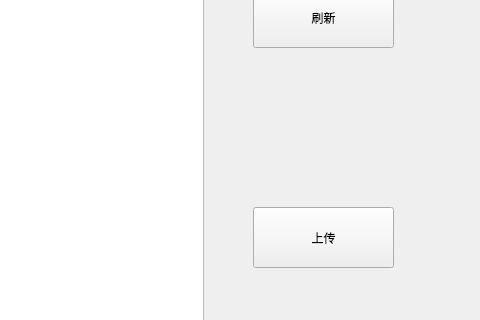
Above: src/xdisk_gui/xdisk_gui.ui from Novice-DH/xdisk before the change; both pictures show x 247 to 727 and y 283 to 603 of the 727 by 603 pixel window. Below: the same form after it.
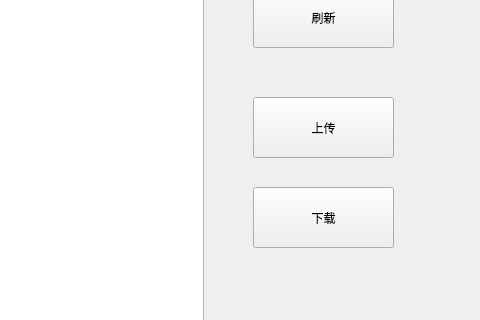
That is the form after the change.

Commit message: support file download and fix memory leak

```diff
--- a/src/xdisk_gui/xdisk_gui.ui
+++ b/src/xdisk_gui/xdisk_gui.ui
@@ -30,7 +30,7 @@
    <property name="geometry">
     <rect>
      <x>500</x>
-     <y>490</y>
+     <y>380</y>
      <width>141</width>
      <height>61</height>
     </rect>
@@ -140,6 +140,19 @@
     <string>服务器 端口</string>
    </property>
   </widget>
+  <widget class="QPushButton" name="downloadButton">
+   <property name="geometry">
+    <rect>
+     <x>500</x>
+     <y>470</y>
+     <width>141</width>
+     <height>61</height>
+    </rect>
+   </property>
+   <property name="text">
+    <string>下载</string>
+   </property>
+  </widget>
  </widget>
  <layoutdefault spacing="6" margin="11"/>
  <resources>
```
Left out of the diff: 22 changed lines with no effect on the pictures. The commit also changes 17 other files.
